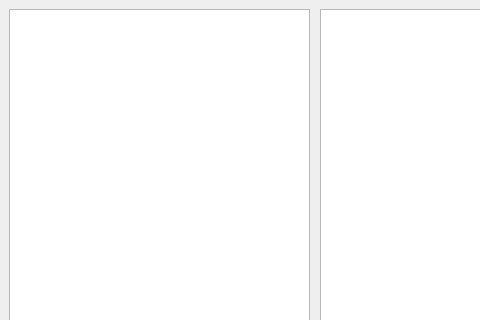
This is rss/rss.ui in elanius/rss as Qt 5 draws it before an edit; both pictures show x 0 to 480 and y 0 to 320 of the 724 by 538 pixel window. The edited form follows.
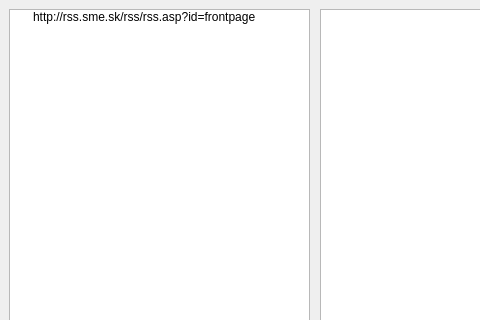
This is the edited form.

Patch:
```diff
--- a/rss/rss.ui
+++ b/rss/rss.ui
@@ -51,7 +51,21 @@
         <enum>QLayout::SetDefaultConstraint</enum>
        </property>
        <item>
-        <widget class="QTreeView" name="treeView"/>
+        <widget class="QTreeWidget" name="treeWidget">
+         <attribute name="headerVisible">
+          <bool>false</bool>
+         </attribute>
+         <column>
+          <property name="text">
+           <string>default</string>
+          </property>
+         </column>
+         <item>
+          <property name="text">
+           <string>http://rss.sme.sk/rss/rss.asp?id=frontpage</string>
+          </property>
+         </item>
+        </widget>
        </item>
        <item>
         <widget class="QLineEdit" name="lineEdit"/>
```
Left out of the diff: 58 changed lines with no effect on the pictures.
